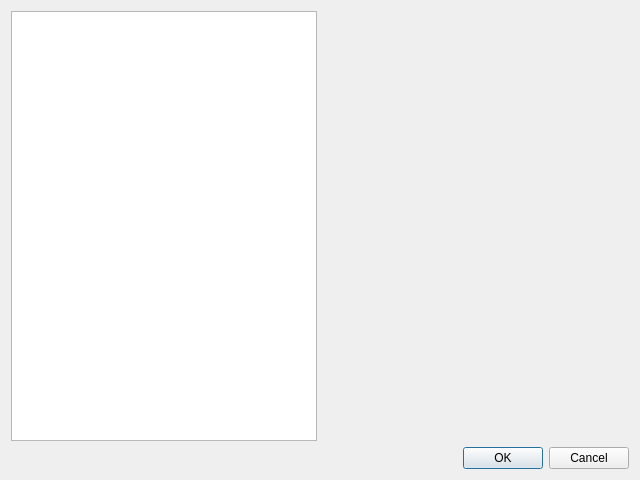
Before: the Qt Designer form Updraft/src/core/ui/settingsdialog.ui in updraft/updraft, drawn with Qt 5.
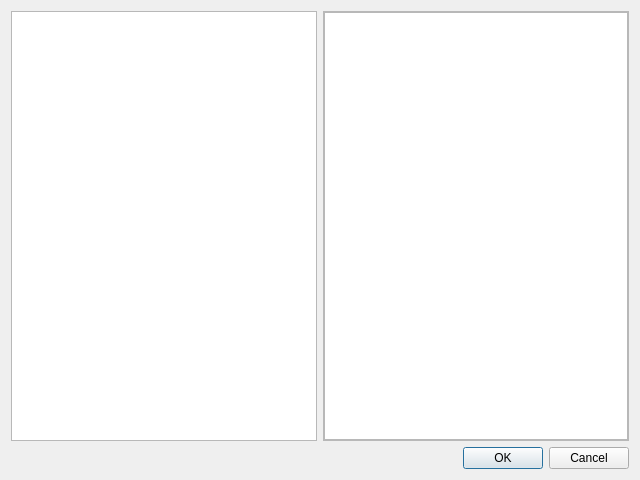
After: the same form once the commit is applied. Custom widgets are drawn as their Qt base class.

Commit message: Added bottom view for the settings dialog

Patch:
```diff
--- a/Updraft/src/core/ui/settingsdialog.ui
+++ b/Updraft/src/core/ui/settingsdialog.ui
@@ -42,13 +42,34 @@
       </widget>
      </item>
      <item>
-      <widget class="QWidget" name="bottomView" native="true">
+      <widget class="QScrollArea" name="scrollArea">
+       <property name="widgetResizable">
+        <bool>true</bool>
+       </property>
+       <widget class="QWidget" name="scrollAreaWidgetContents">
+        <property name="geometry">
+         <rect>
+          <x>0</x>
+          <y>0</y>
+          <width>305</width>
+          <height>425</height>
+         </rect>
+        </property>
        <property name="sizePolicy">
-        <sizepolicy hsizetype="MinimumExpanding" vsizetype="Preferred">
+         <sizepolicy hsizetype="Preferred" vsizetype="Preferred">
          <horstretch>0</horstretch>
          <verstretch>0</verstretch>
         </sizepolicy>
        </property>
+        <layout class="QVBoxLayout" name="verticalLayout_2">
+         <property name="margin">
+          <number>0</number>
+         </property>
+         <item>
+          <widget class="Updraft::Core::SettingsBottomView" name="bottomView"/>
+         </item>
+        </layout>
+       </widget>
       </widget>
      </item>
     </layout>
@@ -71,6 +92,11 @@
    <extends>QListView</extends>
    <header>ui/settingstopview.h</header>
   </customwidget>
+  <customwidget>
+   <class>Updraft::Core::SettingsBottomView</class>
+   <extends>QListView</extends>
+   <header>ui/settingsbottomview.h</header>
+  </customwidget>
  </customwidgets>
  <resources/>
  <connections>
```
Lines whose indentation alone changed are shown as unchanged. The commit also changes 5 other files.
